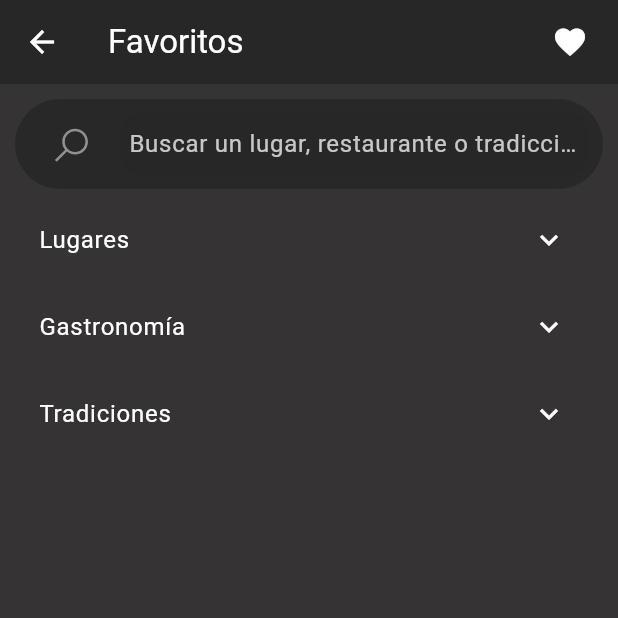
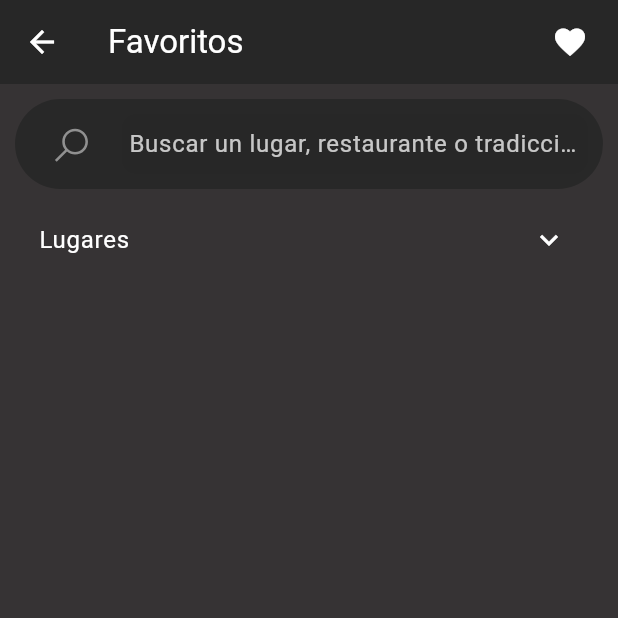
Before and after one commit to christian1dam/vilaexplorer, a Flutter app: the FavoritosPage screen opened directly, on a phone screen of 412 x 824 dp, the top half of it. Run offline on Flutter 3.47's test engine with Material 3 defaults, Android fonts, the phone set to English and light mode, and no system bars; our stand-ins replace flutter_map, flutter_svg, latlong2.

Commit message:
Cambios visuales

```diff
--- a/lib/src/pages/favoritosPage/favorito_page.dart
+++ b/lib/src/pages/favoritosPage/favorito_page.dart
@@ -2,6 +2,8 @@ import 'package:flutter/material.dart';
 import 'package:flutter_svg/flutter_svg.dart';
 
 class FavoritosPage extends StatelessWidget {
+  const FavoritosPage({super.key});
+
   @override
   Widget build(BuildContext context) {
     return Scaffold(
@@ -98,6 +100,8 @@ class FavoritosPage extends StatelessWidget {
                       'Lugares',
                       style: TextStyle(color: Colors.white),
                     ),
+                    collapsedIconColor: Colors.white,
+                    iconColor: Colors.white,
                     children: const [
                       ListTile(
                         title: Text(
@@ -118,11 +122,10 @@ class FavoritosPage extends StatelessWidget {
                         ),
                       ),
                     ],
-                    collapsedIconColor: Colors.white,
-                    iconColor: Colors.white,
                   ),
 
                   // Segunda lista desplegable
+                  /*
                   ExpansionTile(
                     title: const Text(
                       'Gastronomía',
@@ -151,8 +154,10 @@ class FavoritosPage extends StatelessWidget {
                     collapsedIconColor: Colors.white,
                     iconColor: Colors.white,
                   ),
+                  */
 
                   // Tercera lista desplegable
+                  /*
                   ExpansionTile(
                     title: const Text(
                       'Tradiciones',
@@ -181,6 +186,7 @@ class FavoritosPage extends StatelessWidget {
                     collapsedIconColor: Colors.white,
                     iconColor: Colors.white,
                   ),
+                  */
                 ],
               ),
             ),
--- a/lib/src/pages/homePage/menu_principal.dart
+++ b/lib/src/pages/homePage/menu_principal.dart
@@ -200,6 +200,7 @@ class MenuPrincipal extends StatelessWidget {
         }
       },
       child: Column(
+        crossAxisAlignment: CrossAxisAlignment.start,
         mainAxisAlignment: MainAxisAlignment.center,
         children: [
           MySvgWidget(path: imagePath, width: 50, height: 50),
--- a/lib/src/pages/login_page.dart
+++ b/lib/src/pages/login_page.dart
@@ -6,7 +6,7 @@ import 'package:vilaexplorer/src/pages/register_page.dart';
 
 
 class LoginPage extends StatefulWidget {
-  const LoginPage({Key? key}) : super(key: key);
+  const LoginPage({super.key});
 
   @override
   _LoginPageState createState() => _LoginPageState();
--- a/lib/src/pages/passwordRecover_page.dart
+++ b/lib/src/pages/passwordRecover_page.dart
@@ -2,7 +2,7 @@ import 'package:flutter/material.dart';
 import 'dart:async'; // Importar para el temporizador
 
 class PasswordRecoverPage extends StatefulWidget {
-  const PasswordRecoverPage({Key? key}) : super(key: key);
+  const PasswordRecoverPage({super.key});
 
   @override
   _PasswordRecoverPageState createState() => _PasswordRecoverPageState();
--- a/lib/src/pages/register_page.dart
+++ b/lib/src/pages/register_page.dart
@@ -3,7 +3,7 @@ import 'package:vilaexplorer/src/pages/homePage/home_page.dart';
 import 'package:vilaexplorer/src/pages/login_page.dart';
 
 class RegisterPage extends StatefulWidget {
-  const RegisterPage({Key? key}) : super(key: key);
+  const RegisterPage({super.key});
 
   @override
   _RegisterPageState createState() => _RegisterPageState();
--- a/lib/src/pages/splash_page.dart
+++ b/lib/src/pages/splash_page.dart
@@ -3,6 +3,8 @@ import 'package:flutter/material.dart';
 import 'login_page.dart'; // Adjust the path to where LoginPage is defined
 
 class SplashPage extends StatefulWidget {
+  const SplashPage({super.key});
+
   @override
   _SplashPageState createState() => _SplashPageState();
 }
```
Also changed, not shown: lib/icon/favorite.svg.
